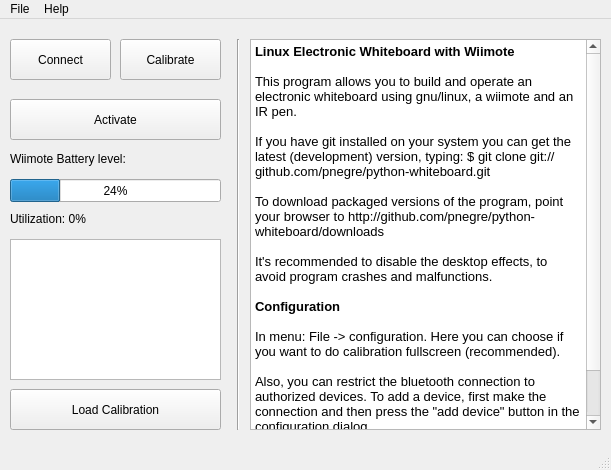
First picture: the form in stuff/mainwindow.ui, repository pnegre/python-whiteboard, before the edit.
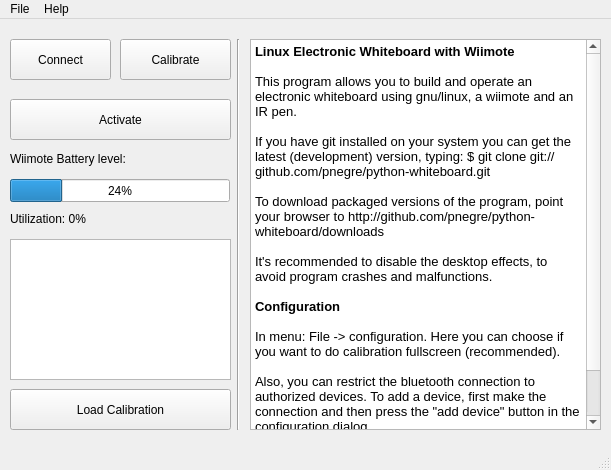
Second picture: the form after the edit.

Commit message: Italian translation fixes

The edit to the form file:
```diff
--- a/stuff/mainwindow.ui
+++ b/stuff/mainwindow.ui
@@ -50,7 +50,7 @@
      <rect>
       <x>10</x>
       <y>80</y>
-      <width>211</width>
+      <width>221</width>
       <height>41</height>
      </rect>
     </property>
@@ -63,7 +63,7 @@
      <rect>
       <x>120</x>
       <y>20</y>
-      <width>101</width>
+      <width>111</width>
       <height>41</height>
      </rect>
     </property>
@@ -76,7 +76,7 @@
      <rect>
       <x>10</x>
       <y>160</y>
-      <width>211</width>
+      <width>220</width>
       <height>23</height>
      </rect>
     </property>
@@ -102,7 +102,7 @@
      <rect>
       <x>10</x>
       <y>220</y>
-      <width>211</width>
+      <width>221</width>
       <height>141</height>
      </rect>
     </property>
@@ -161,7 +161,7 @@
      <rect>
       <x>10</x>
       <y>370</y>
-      <width>211</width>
+      <width>221</width>
       <height>41</height>
      </rect>
     </property>
```
Left out of the diff: 38 changed lines with no effect on the pictures. The commit also changes 2 other files.
